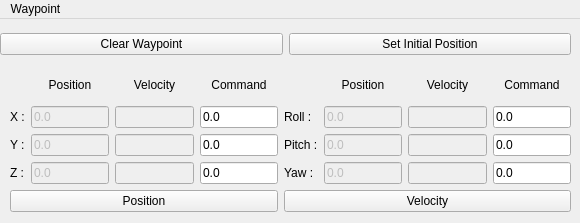
sonia-auv/rqt_sonia_plugins, file rqt_waypoint/resource/Mainwindow.ui: the form before one commit.
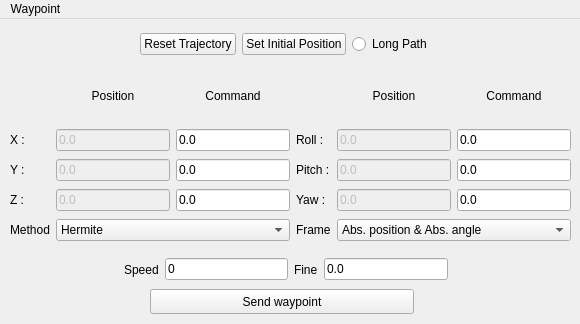
The form after the commit.

Commit message: Waypoint module Ui updated

The edit to the form file:
```diff
--- a/rqt_waypoint/resource/Mainwindow.ui
+++ b/rqt_waypoint/resource/Mainwindow.ui
@@ -7,7 +7,7 @@
     <x>0</x>
     <y>0</y>
     <width>580</width>
-    <height>223</height>
+    <height>324</height>
    </rect>
   </property>
   <property name="sizePolicy">
@@ -51,6 +51,19 @@
      <property name="sizeConstraint">
       <enum>QLayout::SetNoConstraint</enum>
      </property>
+     <item>
+      <spacer name="horizontalSpacer">
+       <property name="orientation">
+        <enum>Qt::Horizontal</enum>
+       </property>
+       <property name="sizeHint" stdset="0">
+        <size>
+         <width>40</width>
+         <height>20</height>
+        </size>
+       </property>
+      </spacer>
+     </item>
      <item>
       <widget class="QPushButton" name="clearWaypoint">
        <property name="enabled">
@@ -60,7 +73,7 @@
         <enum>Qt::ClickFocus</enum>
        </property>
        <property name="text">
-        <string>Clear Waypoint</string>
+        <string>Reset Trajectory</string>
        </property>
       </widget>
      </item>
@@ -77,6 +90,26 @@
        </property>
       </widget>
      </item>
+     <item>
+      <widget class="QRadioButton" name="pathLength">
+       <property name="text">
+        <string>Long Path</string>
+       </property>
+      </widget>
+     </item>
+     <item>
+      <spacer name="horizontalSpacer_2">
+       <property name="orientation">
+        <enum>Qt::Horizontal</enum>
+       </property>
+       <property name="sizeHint" stdset="0">
+        <size>
+         <width>40</width>
+         <height>20</height>
+        </size>
+       </property>
+      </spacer>
+     </item>
     </layout>
    </widget>
    <widget class="QWidget" name="gridLayoutWidget">
@@ -85,7 +118,7 @@
       <x>0</x>
       <y>50</y>
       <width>571</width>
-      <height>143</height>
+      <height>174</height>
      </rect>
     </property>
     <layout class="QGridLayout" name="gridLayout">
@@ -95,192 +128,36 @@
      <property name="leftMargin">
       <number>10</number>
      </property>
-     <item row="1" column="7">
-      <widget class="QLineEdit" name="rollPositionTarget">
-       <property name="text">
-        <string>0.0</string>
-       </property>
-      </widget>
-     </item>
-     <item row="3" column="4">
+     <item row="4" column="3">
       <widget class="QLabel" name="yawPositionLabel">
        <property name="text">
         <string>Yaw :</string>
        </property>
       </widget>
      </item>
-     <item row="1" column="5">
-      <widget class="QLineEdit" name="rollPositionCurrent">
-       <property name="enabled">
-        <bool>false</bool>
-       </property>
-       <property name="focusPolicy">
-        <enum>Qt::NoFocus</enum>
-       </property>
-       <property name="text">
-        <string>0.0</string>
-       </property>
-       <property name="readOnly">
-        <bool>true</bool>
-       </property>
-      </widget>
-     </item>
-     <item row="1" column="2">
-      <widget class="QLineEdit" name="xVelocityCurrent">
-       <property name="enabled">
-        <bool>false</bool>
-       </property>
-       <property name="focusPolicy">
-        <enum>Qt::NoFocus</enum>
-       </property>
-      </widget>
-     </item>
-     <item row="3" column="7">
-      <widget class="QLineEdit" name="yawPositionTarget">
-       <property name="text">
-        <string>0.0</string>
-       </property>
-      </widget>
-     </item>
-     <item row="3" column="0">
-      <widget class="QLabel" name="zPositionLabel">
-       <property name="text">
-        <string>Z :</string>
-       </property>
-      </widget>
-     </item>
-     <item row="0" column="5">
-      <widget class="QLabel" name="label_3">
-       <property name="sizePolicy">
-        <sizepolicy hsizetype="Preferred" vsizetype="Minimum">
-         <horstretch>0</horstretch>
-         <verstretch>0</verstretch>
-        </sizepolicy>
-       </property>
-       <property name="text">
-        <string>Position</string>
-       </property>
-       <property name="alignment">
-        <set>Qt::AlignCenter</set>
-       </property>
-      </widget>
-     </item>
-     <item row="1" column="1">
-      <widget class="QLineEdit" name="xPositionCurrent">
-       <property name="enabled">
-        <bool>false</bool>
-       </property>
-       <property name="focusPolicy">
-        <enum>Qt::NoFocus</enum>
-       </property>
-       <property name="text">
-        <string>0.0</string>
-       </property>
-       <property name="readOnly">
-        <bool>true</bool>
-       </property>
-      </widget>
-     </item>
      <item row="3" column="3">
-      <widget class="QLineEdit" name="zPositionTarget">
-       <property name="text">
-        <string>0.0</string>
-       </property>
-      </widget>
-     </item>
-     <item row="2" column="5">
-      <widget class="QLineEdit" name="pitchPositionCurrent">
-       <property name="enabled">
-        <bool>false</bool>
-       </property>
-       <property name="focusPolicy">
-        <enum>Qt::NoFocus</enum>
-       </property>
-       <property name="text">
-        <string>0.0</string>
-       </property>
-       <property name="readOnly">
-        <bool>true</bool>
-       </property>
-      </widget>
-     </item>
-     <item row="3" column="6">
-      <widget class="QLineEdit" name="yawVelocityCurrent">
-       <property name="enabled">
-        <bool>false</bool>
-       </property>
-       <property name="focusPolicy">
-        <enum>Qt::NoFocus</enum>
-       </property>
-      </widget>
-     </item>
-     <item row="0" column="2">
-      <widget class="QLabel" name="label_2">
-       <property name="sizePolicy">
-        <sizepolicy hsizetype="Preferred" vsizetype="Minimum">
-         <horstretch>0</horstretch>
-         <verstretch>0</verstretch>
-        </sizepolicy>
-       </property>
-       <property name="text">
-        <string>Velocity</string>
-       </property>
-       <property name="alignment">
-        <set>Qt::AlignCenter</set>
-       </property>
-      </widget>
-     </item>
-     <item row="3" column="5">
-      <widget class="QLineEdit" name="yawPositionCurrent">
-       <property name="enabled">
-        <bool>false</bool>
-       </property>
-       <property name="focusPolicy">
-        <enum>Qt::NoFocus</enum>
-       </property>
-       <property name="text">
-        <string>0.0</string>
-       </property>
-       <property name="readOnly">
-        <bool>true</bool>
-       </property>
-      </widget>
-     </item>
-     <item row="2" column="1">
-      <widget class="QLineEdit" name="yPositionCurrent">
-       <property name="enabled">
-        <bool>false</bool>
-       </property>
-       <property name="focusPolicy">
-        <enum>Qt::NoFocus</enum>
-       </property>
-       <property name="text">
-        <string>0.0</string>
-       </property>
-       <property name="readOnly">
-        <bool>true</bool>
-       </property>
-      </widget>
-     </item>
-     <item row="1" column="6">
-      <widget class="QLineEdit" name="rollVelocityCurrent">
-       <property name="enabled">
-        <bool>false</bool>
-       </property>
-       <property name="focusPolicy">
-        <enum>Qt::NoFocus</enum>
-       </property>
-      </widget>
-     </item>
-     <item row="2" column="4">
       <widget class="QLabel" name="pitchPositionLabel">
        <property name="text">
         <string>Pitch :</string>
        </property>
       </widget>
      </item>
+     <item row="2" column="2">
+      <widget class="QLineEdit" name="xPositionTarget">
+       <property name="text">
+        <string>0.0</string>
+       </property>
+      </widget>
+     </item>
+     <item row="3" column="5">
+      <widget class="QLineEdit" name="pitchPositionTarget">
+       <property name="text">
+        <string>0.0</string>
+       </property>
+      </widget>
+     </item>
      <item row="3" column="1">
-      <widget class="QLineEdit" name="zPositionCurrent">
+      <widget class="QLineEdit" name="yPositionCurrent">
        <property name="enabled">
         <bool>false</bool>
        </property>
@@ -295,60 +172,207 @@
        </property>
       </widget>
      </item>
-     <item row="1" column="0">
+     <item row="3" column="2">
+      <widget class="QLineEdit" name="yPositionTarget">
+       <property name="text">
+        <string>0.0</string>
+       </property>
+      </widget>
+     </item>
+     <item row="3" column="4">
+      <widget class="QLineEdit" name="pitchPositionCurrent">
+       <property name="enabled">
+        <bool>false</bool>
+       </property>
+       <property name="focusPolicy">
+        <enum>Qt::NoFocus</enum>
+       </property>
+       <property name="text">
+        <string>0.0</string>
+       </property>
+       <property name="readOnly">
+        <bool>true</bool>
+       </property>
+      </widget>
+     </item>
+     <item row="2" column="3">
+      <widget class="QLabel" name="rollPositionLabel">
+       <property name="text">
+        <string>Roll :</string>
+       </property>
+      </widget>
+     </item>
+     <item row="4" column="0">
+      <widget class="QLabel" name="zPositionLabel">
+       <property name="text">
+        <string>Z :</string>
+       </property>
+      </widget>
+     </item>
+     <item row="1" column="2">
+      <widget class="QLabel" name="commandLabel1">
+       <property name="sizePolicy">
+        <sizepolicy hsizetype="Preferred" vsizetype="Minimum">
+         <horstretch>0</horstretch>
+         <verstretch>0</verstretch>
+        </sizepolicy>
+       </property>
+       <property name="text">
+        <string>Command</string>
+       </property>
+       <property name="alignment">
+        <set>Qt::AlignCenter</set>
+       </property>
+      </widget>
+     </item>
+     <item row="2" column="0">
       <widget class="QLabel" name="xPositionLabel">
        <property name="text">
         <string>X :</string>
        </property>
       </widget>
      </item>
-     <item row="2" column="0">
+     <item row="4" column="1">
+      <widget class="QLineEdit" name="zPositionCurrent">
+       <property name="enabled">
+        <bool>false</bool>
+       </property>
+       <property name="focusPolicy">
+        <enum>Qt::NoFocus</enum>
+       </property>
+       <property name="text">
+        <string>0.0</string>
+       </property>
+       <property name="readOnly">
+        <bool>true</bool>
+       </property>
+      </widget>
+     </item>
+     <item row="1" column="4">
+      <widget class="QLabel" name="posLabel2">
+       <property name="sizePolicy">
+        <sizepolicy hsizetype="Preferred" vsizetype="Minimum">
+         <horstretch>0</horstretch>
+         <verstretch>0</verstretch>
+        </sizepolicy>
+       </property>
+       <property name="text">
+        <string>Position</string>
+       </property>
+       <property name="alignment">
+        <set>Qt::AlignCenter</set>
+       </property>
+      </widget>
+     </item>
+     <item row="4" column="4">
+      <widget class="QLineEdit" name="yawPositionCurrent">
+       <property name="enabled">
+        <bool>false</bool>
+       </property>
+       <property name="focusPolicy">
+        <enum>Qt::NoFocus</enum>
+       </property>
+       <property name="text">
+        <string>0.0</string>
+       </property>
+       <property name="readOnly">
+        <bool>true</bool>
+       </property>
+      </widget>
+     </item>
+     <item row="6" column="1" colspan="2">
+      <widget class="QComboBox" name="methodChoice">
+       <property name="currentText">
+        <string>Hermite</string>
+       </property>
+       <item>
+        <property name="text">
+         <string>Hermite</string>
+        </property>
+       </item>
+       <item>
+        <property name="text">
+         <string>v5cubic</string>
+        </property>
+       </item>
+       <item>
+        <property name="text">
+         <string>Spline</string>
+        </property>
+       </item>
+      </widget>
+     </item>
+     <item row="2" column="5">
+      <widget class="QLineEdit" name="rollPositionTarget">
+       <property name="text">
+        <string>0.0</string>
+       </property>
+      </widget>
+     </item>
+     <item row="2" column="1">
+      <widget class="QLineEdit" name="xPositionCurrent">
+       <property name="enabled">
+        <bool>false</bool>
+       </property>
+       <property name="focusPolicy">
+        <enum>Qt::NoFocus</enum>
+       </property>
+       <property name="text">
+        <string>0.0</string>
+       </property>
+       <property name="readOnly">
+        <bool>true</bool>
+       </property>
+      </widget>
+     </item>
+     <item row="4" column="5">
+      <widget class="QLineEdit" name="yawPositionTarget">
+       <property name="text">
+        <string>0.0</string>
+       </property>
+      </widget>
+     </item>
+     <item row="1" column="5">
+      <widget class="QLabel" name="commandLabel2">
+       <property name="sizePolicy">
+        <sizepolicy hsizetype="Preferred" vsizetype="Minimum">
+         <horstretch>0</horstretch>
+         <verstretch>0</verstretch>
+        </sizepolicy>
+       </property>
+       <property name="text">
+        <string>Command</string>
+       </property>
+       <property name="alignment">
+        <set>Qt::AlignCenter</set>
+       </property>
+      </widget>
+     </item>
+     <item row="2" column="4">
+      <widget class="QLineEdit" name="rollPositionCurrent">
+       <property name="enabled">
+        <bool>false</bool>
+       </property>
+       <property name="focusPolicy">
+        <enum>Qt::NoFocus</enum>
+       </property>
+       <property name="text">
+        <string>0.0</string>
+       </property>
+       <property name="readOnly">
+        <bool>true</bool>
+       </property>
+      </widget>
+     </item>
+     <item row="3" column="0">
       <widget class="QLabel" name="yPositionLabel">
        <property name="text">
         <string>Y :</string>
        </property>
       </widget>
      </item>
-     <item row="2" column="7">
-      <widget class="QLineEdit" name="pitchPositionTarget">
-       <property name="text">
-        <string>0.0</string>
-       </property>
-      </widget>
-     </item>
-     <item row="2" column="3">
-      <widget class="QLineEdit" name="yPositionTarget">
-       <property name="text">
-        <string>0.0</string>
-       </property>
-      </widget>
-     </item>
-     <item row="1" column="3">
-      <widget class="QLineEdit" name="xPositionTarget">
-       <property name="text">
-        <string>0.0</string>
-       </property>
-      </widget>
-     </item>
-     <item row="1" column="4">
-      <widget class="QLabel" name="rollPositionLabel">
-       <property name="text">
-        <string>Roll :</string>
-       </property>
-      </widget>
-     </item>
-     <item row="2" column="2">
-      <widget class="QLineEdit" name="yVelocityCurrent">
-       <property name="enabled">
-        <bool>false</bool>
-       </property>
-       <property name="focusPolicy">
-        <enum>Qt::NoFocus</enum>
-       </property>
-      </widget>
-     </item>
-     <item row="0" column="1">
-      <widget class="QLabel" name="label">
+     <item row="1" column="1">
+      <widget class="QLabel" name="posLabel1">
        <property name="sizePolicy">
         <sizepolicy hsizetype="Preferred" vsizetype="Minimum">
          <horstretch>0</horstretch>
@@ -369,87 +393,132 @@
        </property>
       </widget>
      </item>
-     <item row="2" column="6">
-      <widget class="QLineEdit" name="pitchVelocityCurrent">
-       <property name="enabled">
-        <bool>false</bool>
+     <item row="6" column="4" colspan="2">
+      <widget class="QComboBox" name="frameChoice">
+       <item>
+        <property name="text">
+         <string>Abs. position &amp; Abs. angle</string>
+        </property>
+       </item>
+       <item>
+        <property name="text">
+         <string>Rel. position &amp; Rel. angle</string>
+        </property>
+       </item>
+       <item>
+        <property name="text">
+         <string>Rel. position &amp; Abs. angle</string>
+        </property>
+       </item>
+       <item>
+        <property name="text">
+         <string>Abs. position &amp; Rel. angle</string>
+        </property>
+       </item>
+      </widget>
+     </item>
+     <item row="4" column="2">
+      <widget class="QLineEdit" name="zPositionTarget">
+       <property name="text">
+        <string>0.0</string>
        </property>
-       <property name="focusPolicy">
-        <enum>Qt::NoFocus</enum>
+      </widget>
+     </item>
+     <item row="6" column="0">
+      <widget class="QLabel" name="methodLabel">
+       <property name="text">
+        <string>Method</string>
        </property>
       </widget>
      </item>
-     <item row="3" column="2">
-      <widget class="QLineEdit" name="zVelocityCurrent">
-       <property name="enabled">
-        <bool>false</bool>
+     <item row="6" column="3">
+      <widget class="QLabel" name="frameLabel">
+       <property name="text">
+        <string>Frame</string>
        </property>
        <property name="focusPolicy">
         <enum>Qt::NoFocus</enum>
        </property>
       </widget>
      </item>
-     <item row="0" column="6">
-      <widget class="QLabel" name="label_4">
-       <property name="sizePolicy">
-        <sizepolicy hsizetype="Preferred" vsizetype="Minimum">
-         <horstretch>0</horstretch>
-         <verstretch>0</verstretch>
-        </sizepolicy>
+    </layout>
+   </widget>
+   <widget class="QPushButton" name="sendWaypointButton">
+    <property name="geometry">
+     <rect>
+      <x>150</x>
+      <y>270</y>
+      <width>264</width>
+      <height>25</height>
+     </rect>
+    </property>
+    <property name="text">
+     <string>Send waypoint</string>
+    </property>
+   </widget>
+   <widget class="QWidget" name="horizontalLayoutWidget_2">
+    <property name="geometry">
+     <rect>
+      <x>0</x>
+      <y>230</y>
+      <width>571</width>
+      <height>41</height>
+     </rect>
+    </property>
+    <layout class="QHBoxLayout" name="horizontalLayout_2">
+     <item>
+      <spacer name="horizontalSpacer_3">
+       <property name="orientation">
+        <enum>Qt::Horizontal</enum>
        </property>
+       <property name="sizeHint" stdset="0">
+        <size>
+         <width>40</width>
+         <height>20</height>
+        </size>
+       </property>
+      </spacer>
+     </item>
+     <item>
+      <widget class="QLabel" name="speedLabel">
        <property name="text">
-        <string>Velocity</string>
+        <string>Speed</string>
        </property>
-       <property name="alignment">
-        <set>Qt::AlignCenter</set>
-       </property>
       </widget>
      </item>
-     <item row="4" column="4" colspan="4">
-      <widget class="QPushButton" name="velocityMode">
+     <item>
+      <widget class="QLineEdit" name="lineEdit_2">
        <property name="text">
-        <string>Velocity</string>
+        <string>0</string>
        </property>
       </widget>
      </item>
-     <item row="4" column="0" colspan="4">
-      <widget class="QPushButton" name="positionMode">
+     <item>
+      <widget class="QLabel" name="fineLabel">
        <property name="text">
-        <string>Position</string>
+        <string>Fine</string>
        </property>
       </widget>
      </item>
-     <item row="0" column="3">
-      <widget class="QLabel" name="label_5">
-       <property name="sizePolicy">
-        <sizepolicy hsizetype="Preferred" vsizetype="Minimum">
-         <horstretch>0</horstretch>
-         <verstretch>0</verstretch>
-        </sizepolicy>
-       </property>
+     <item>
+      <widget class="QLineEdit" name="lineEdit">
        <property name="text">
-        <string>Command</string>
+        <string>0.0</string>
        </property>
-       <property name="alignment">
-        <set>Qt::AlignCenter</set>
-       </property>
       </widget>
      </item>
-     <item row="0" column="7">
-      <widget class="QLabel" name="label_6">
-       <property name="sizePolicy">
-        <sizepolicy hsizetype="Preferred" vsizetype="Minimum">
-         <horstretch>0</horstretch>
-         <verstretch>0</verstretch>
-        </sizepolicy>
+     <item>
+      <spacer name="horizontalSpacer_4">
+       <property name="orientation">
+        <enum>Qt::Horizontal</enum>
        </property>
-       <property name="text">
-        <string>Command</string>
+       <property name="sizeHint" stdset="0">
+        <size>
+         <width>40</width>
+         <height>20</height>
+        </size>
        </property>
-       <property name="alignment">
-        <set>Qt::AlignCenter</set>
-       </property>
-      </widget>
+      </spacer>
      </item>
     </layout>
    </widget>
```
Left out of the diff: 9 changed lines with no effect on the pictures.
